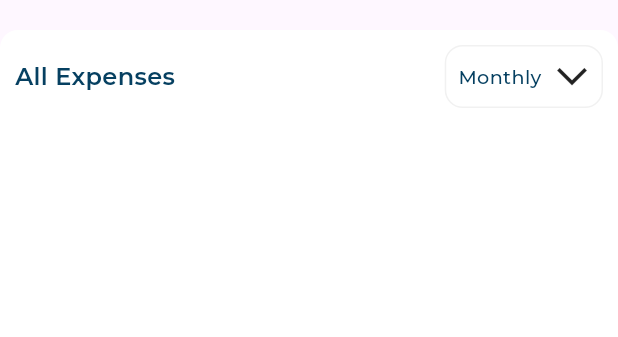
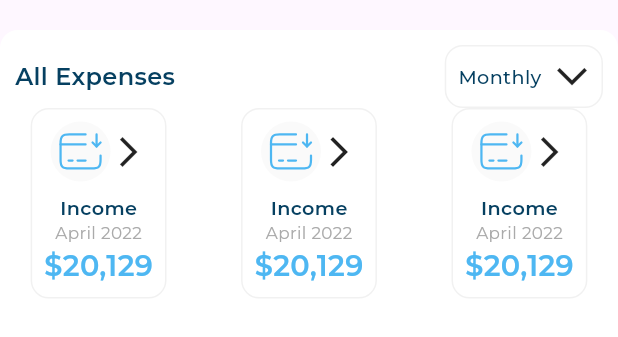
Before and after one commit to taherElzoghby27/responsive-adaptive-project, a Flutter app: the AllExpenses widget shown alone on an empty page, opened directly, on a phone screen of 412 x 824 dp. Shown: the top 337 px of the screen. Run offline on Flutter 3.47's test engine with Material 3 defaults, Android fonts, the phone set to English and light mode, and no system bars; our stand-ins replace device_preview, flutter_svg; project files that could hold a hidden picture were left out.

Commit message:
feat: Add expense components and fix formatting issue

```diff
--- /dev/null
+++ b/lib/responsive_dash_board/models/expense_item_model.dart
@@ -0,0 +1,10 @@
+class ExpenseItemModel {
+  final String image, title, date, price;
+
+  ExpenseItemModel({
+    required this.image,
+    required this.title,
+    required this.date,
+    required this.price,
+  });
+}
--- a/lib/responsive_dash_board/widgets/all_expenses.dart
+++ b/lib/responsive_dash_board/widgets/all_expenses.dart
@@ -1,8 +1,8 @@
 import 'package:flutter/material.dart';
 import 'package:responsive_adaptive/responsive_dash_board/utils/spacing.dart';
 
-import '../utils/app_styles.dart';
 import 'container_background.dart';
+import 'expenses_component.dart';
 import 'expenses_header.dart';
 
 class AllExpenses extends StatelessWidget {
@@ -20,7 +20,17 @@ class AllExpenses extends StatelessWidget {
                 padding: const EdgeInsets.all(10),
                 child: Column(
                   children: [
-                    ExpensesHeader(),
+                    const ExpensesHeader(),
+                    Row(
+                      mainAxisAlignment: MainAxisAlignment.spaceAround,
+                      children: [
+                        const ExpensesComponent(),
+                        horizontalSpace(8),
+                        const ExpensesComponent(),
+                        horizontalSpace(8),
+                        const ExpensesComponent(),
+                      ],
+                    ),
                   ],
                 ),
               ),
--- /dev/null
+++ b/lib/responsive_dash_board/widgets/expenses_component.dart
@@ -0,0 +1,39 @@
+import 'package:flutter/material.dart';
+import 'package:responsive_adaptive/responsive_dash_board/utils/app_styles.dart';
+
+import '../utils/app_assets.dart';
+import '../utils/spacing.dart';
+import 'container_border.dart';
+import 'header_expense_component.dart';
+
+class ExpensesComponent extends StatelessWidget {
+  const ExpensesComponent({super.key});
+
+  @override
+  Widget build(BuildContext context) {
+    return ContainerBorder(
+      child: Padding(
+        padding: const EdgeInsets.all(8.0),
+        child: Column(
+          mainAxisAlignment: MainAxisAlignment.spaceAround,
+          children: [
+            const HeaderExpenseComponent(image: Assets.imagesIncome),
+            verticalSpace(8),
+            Text(
+              'Income',
+              style: AppStyles.styleSemiBold16(context),
+            ),
+            Text(
+              'April 2022',
+              style: AppStyles.styleRegular14(context),
+            ),
+            Text(
+              r'$20,129',
+              style: AppStyles.styleSemiBold24(context),
+            ),
+          ],
+        ),
+      ),
+    );
+  }
+}
--- /dev/null
+++ b/lib/responsive_dash_board/widgets/header_expense_component.dart
@@ -0,0 +1,28 @@
+import 'package:flutter/material.dart';
+import 'package:flutter_svg/svg.dart';
+
+class HeaderExpenseComponent extends StatelessWidget {
+  const HeaderExpenseComponent({
+    super.key,
+    required this.image,
+  });
+  final String image;
+  @override
+  Widget build(BuildContext context) {
+    return Row(
+      children: [
+        CircleAvatar(
+          backgroundColor: const Color(0xFFFAFAFA),
+          child: SvgPicture.asset(image),
+        ),
+        const Spacer(),
+        Transform.rotate(
+          angle: -1.57079633 * 2,
+          child: const Icon(
+            Icons.arrow_back_ios_new_outlined,
+          ),
+        ),
+      ],
+    );
+  }
+}
--- a/lib/responsive_dash_board/widgets/range_option.dart
+++ b/lib/responsive_dash_board/widgets/range_option.dart
@@ -24,7 +24,7 @@ class RangeOption extends StatelessWidget {
               child: const Icon(
                 Icons.arrow_back_ios_new_outlined,
               ),
-            )
+            ),
           ],
         ),
       ),
```
